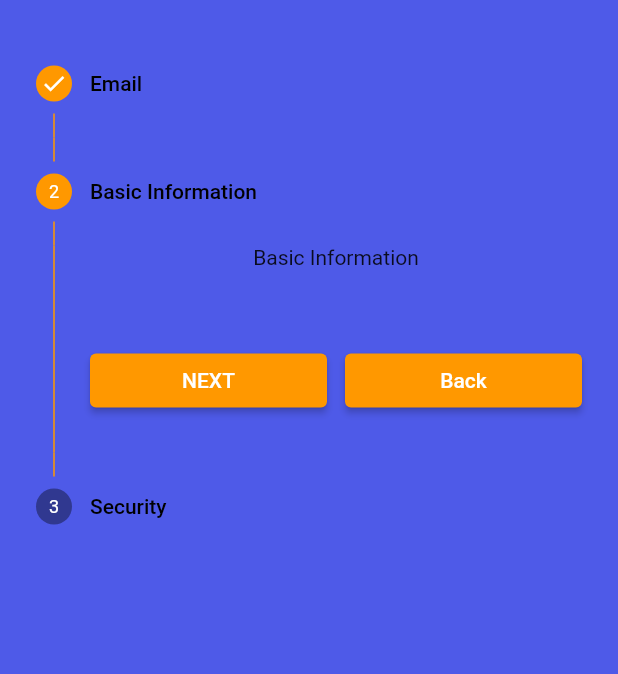
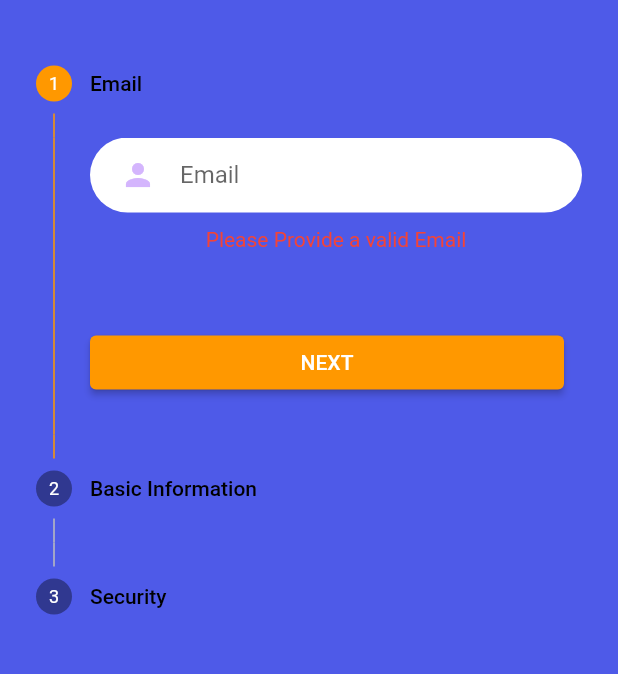
Before and after one commit to Booysen31SA/sharedspace, a Flutter app: the Register screen opened by its route, after a tap on "NEXT", on a phone screen of 412 x 824 dp, the part 68-742 px from its top. Run offline on Flutter 3.47's test engine with Material 2 defaults, Android fonts, the phone set to English and light mode, and no system bars; our stand-ins replace firebase_auth, firebase_core, flutter_spinkit, flutter_svg, get, get_storage and 1 more; missing offline and left inert: firebase_helpers; accounts and stored records are empty.

Commit message:
email textBox on rregister form

```diff
--- a/lib/Pages/Auth/Signin.dart
+++ b/lib/Pages/Auth/Signin.dart
@@ -4,6 +4,7 @@ import 'package:get/get.dart';
 import 'package:sharedspace/Configs/themes.dart';
 import 'package:sharedspace/Services/auth.dart';
 import 'package:sharedspace/Widgets/roundedInputField.dart';
+import 'package:sharedspace/Widgets/textFieldContainer.dart';
 
 class SignIn extends StatefulWidget {
   const SignIn({Key? key}) : super(key: key);
@@ -72,26 +73,6 @@ class _SignInState extends State<SignIn> {
             controller: _controller,
             child: Column(
               children: [
-                //header(context),
-                // const SizedBox(
-                //   height: 25,
-                // ),
-                // const Center(
-                //   child: Text(
-                //     'WELCOME',
-                //     style: loginFormHeaders,
-                //   ),
-                // ),
-                // const SizedBox(
-                //   height: 10,
-                // ),
-                // const Center(
-                //   child: Text(
-                //     'TO',
-                //     style: loginFormHeaders,
-                //   ),
-                // ),
-
                 header(context),
                 const SizedBox(
                   height: 50,
@@ -110,6 +91,9 @@ class _SignInState extends State<SignIn> {
                       });
                     },
                   ),
+                ),
+                const SizedBox(
+                  height: 15,
                 ),
                 TextFieldContainer(
                   child: RoundedInputField(
@@ -130,6 +114,9 @@ class _SignInState extends State<SignIn> {
                       });
                     },
                   ),
+                ),
+                const SizedBox(
+                  height: 15,
                 ),
                 errorMessage == null
                     ? Container()
@@ -307,27 +294,3 @@ class _SignInState extends State<SignIn> {
     );
   }
 }
-
-class TextFieldContainer extends StatelessWidget {
-  final Widget child;
-  const TextFieldContainer({
-    Key? key,
-    required this.child,
-  }) : super(key: key);
-
-  @override
-  Widget build(BuildContext context) {
-    return Container(
-        margin: const EdgeInsets.only(bottom: 15),
-        width: MediaQuery.of(context).size.width * 0.8,
-        padding: const EdgeInsets.symmetric(
-          horizontal: 20,
-          vertical: 1,
-        ),
-        decoration: BoxDecoration(
-          color: white,
-          borderRadius: BorderRadius.circular(29),
-        ),
-        child: child);
-  }
-}
--- a/lib/Pages/Auth/register.dart
+++ b/lib/Pages/Auth/register.dart
@@ -2,6 +2,8 @@ import 'package:flutter/material.dart';
 import 'package:get/get.dart';
 import 'package:sharedspace/Configs/themes.dart';
 import 'package:sharedspace/Services/auth.dart';
+import 'package:sharedspace/Widgets/roundedInputField.dart';
+import 'package:sharedspace/Widgets/textFieldContainer.dart';
 
 class Register extends StatefulWidget {
   const Register({Key? key}) : super(key: key);
@@ -10,17 +12,18 @@ class Register extends StatefulWidget {
   State<Register> createState() => _RegisterState();
 }
 
+final AuthService _auth = AuthService();
+
+class _RegisterState extends State<Register> {
   int currentStep = 0;
-int maxStep = getSteps().length - 1;
-final AuthService _auth = AuthService();
 
   List<Step> getSteps() => [
         Step(
           state: currentStep > 0 ? StepState.complete : StepState.indexed,
           isActive: currentStep >= 0,
           title: const Text('Email'),
-        content: const Center(
-          child: Text('Email Address'),
+          content: Center(
+            child: stepOne(),
           ),
         ),
         Step(
@@ -41,7 +44,10 @@ List<Step> getSteps() => [
         )
       ];
 
-class _RegisterState extends State<Register> {
+  // Controllers
+  String? errorMessage;
+  String? emailController;
+
   @override
   Widget build(BuildContext context) {
     return Scaffold(
@@ -122,13 +128,20 @@ class _RegisterState extends State<Register> {
           final isLastStep = currentStep == getSteps().length - 1;
 
           if (currentStep == 0) {
-            print('Email Check');
+            if (validation()) {
+              _auth.isEmailChecked(emailController);
+              // more validataion
+            }
           }
           if (isLastStep) {
+            if (errorMessage == null) {
               print('Completed');
-            _auth.registerWithEmailAndPassword('email', 'password');
+              _auth.registerWithEmailAndPassword(emailController, 'password');
+            } else {
+              print('Add error message in last step');
             }
-          if (currentStep < maxStep) {
+          }
+          if (currentStep < (getSteps().length - 1) && validation() == true) {
             setState(() {
               currentStep += 1;
             });
@@ -170,4 +183,53 @@ class _RegisterState extends State<Register> {
       ),
     );
   }
+
+  stepOne() {
+    return Column(
+      children: [
+        TextFieldContainer(
+          child: RoundedInputField(
+            hintText: 'Email',
+            IconData: const Icon(
+              Icons.person,
+              color: primaryLightClr,
+            ),
+            onChanged: (value) {
+              setState(() {
+                errorMessage = null;
+                emailController = value;
+              });
+            },
+          ),
+        ),
+        errorMessage == null
+            ? Container()
+            : Container(
+                margin: const EdgeInsets.only(top: 10),
+                child: Text(
+                  errorMessage!,
+                  style: const TextStyle(color: Colors.red),
+                ),
+              ),
+      ],
+    );
   }
+
+  bool validation() {
+    var isCorrect = true;
+    if (emailController == null) {
+      setState(() {
+        errorMessage = 'Please Provide a valid Email';
+      });
+      return false;
+    }
+
+    if (!emailController!.contains('@') || !emailController!.contains('.com')) {
+      setState(() {
+        errorMessage = 'Email is not a valid email';
+      });
+      return false;
+    }
+    return isCorrect;
+  }
+}
--- a/lib/Services/auth.dart
+++ b/lib/Services/auth.dart
@@ -31,6 +31,12 @@ class AuthService {
     print('Google Sign in');
   }
 
+  // is Email used?
+  Future isEmailChecked(email) async {
+    //call database().user().where
+    print('Checking if user exist');
+  }
+
   //Sign out
   Future signOut() async {
     try {
--- a/lib/Widgets/roundedInputField.dart
+++ b/lib/Widgets/roundedInputField.dart
@@ -23,6 +23,7 @@ class _RoundedInputFieldState extends State<RoundedInputField> {
   @override
   Widget build(BuildContext context) {
     return TextField(
+      autocorrect: true,
       obscureText: widget.obscureText,
       onChanged: widget.onChanged,
       decoration: InputDecoration(
--- /dev/null
+++ b/lib/Widgets/textFieldContainer.dart
@@ -0,0 +1,24 @@
+import 'package:flutter/material.dart';
+
+class TextFieldContainer extends StatelessWidget {
+  final Widget child;
+  const TextFieldContainer({
+    Key? key,
+    required this.child,
+  }) : super(key: key);
+
+  @override
+  Widget build(BuildContext context) {
+    return Container(
+        width: MediaQuery.of(context).size.width * 0.8,
+        padding: const EdgeInsets.symmetric(
+          horizontal: 20,
+          vertical: 1,
+        ),
+        decoration: BoxDecoration(
+          color: Colors.white,
+          borderRadius: BorderRadius.circular(29),
+        ),
+        child: child);
+  }
+}
```
Lines whose indentation alone changed are shown as unchanged.
